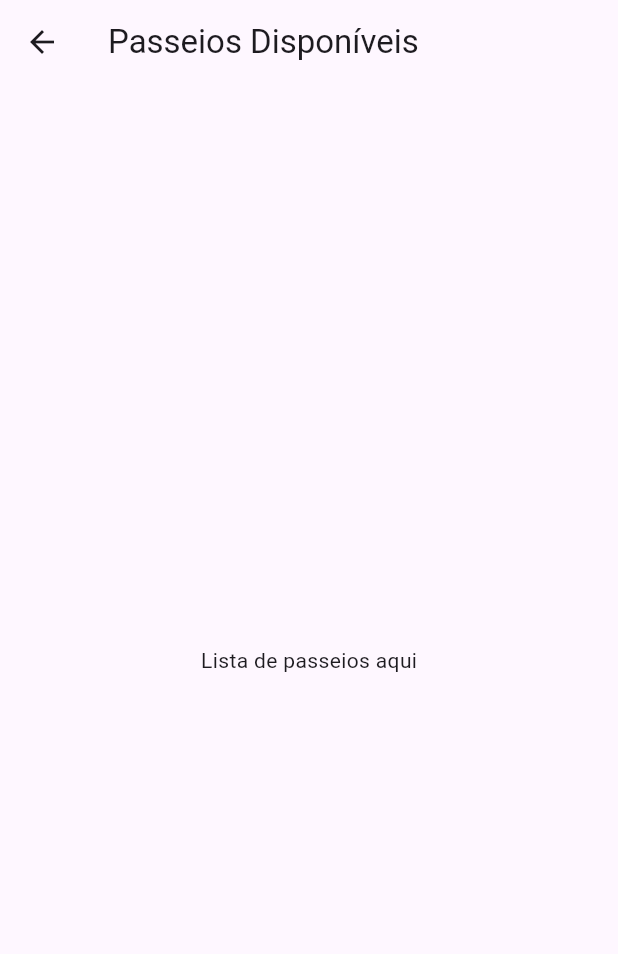
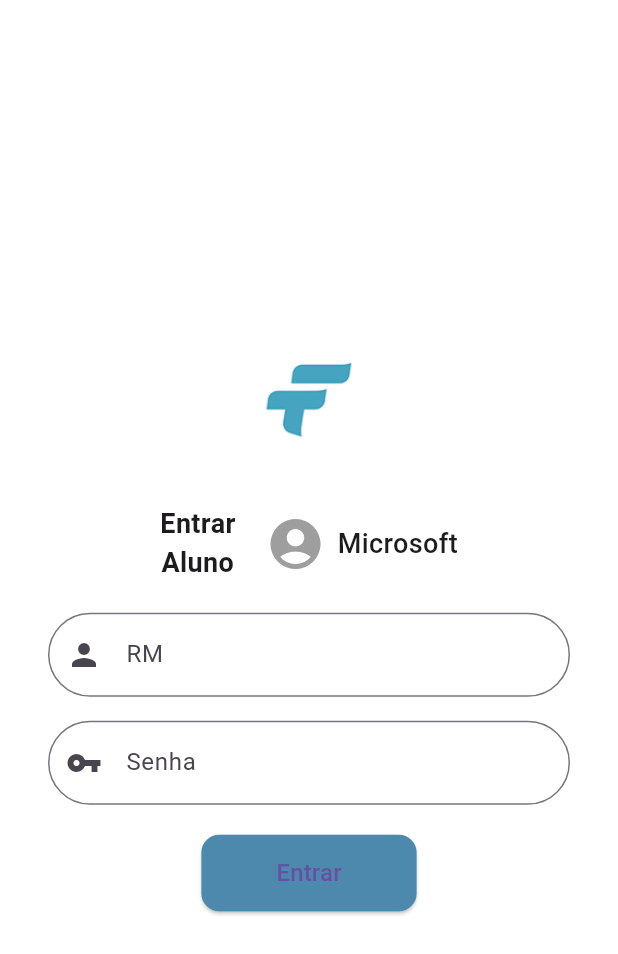
Before and after one commit to JoaoMotaSilva10/fieb_tours_flutter, a Flutter app: the HomeScreen screen opened directly, after a tap on "Acessar", on a phone screen of 412 x 824 dp. Shown: the top 954 px of the screen. Run offline on Flutter 3.47's test engine with Material 3 defaults, Android fonts, the phone set to English and light mode, and no system bars; Roboto replaces fonts that are missing (Arial).

Commit message:
algumas paradas to com preguiça

```diff
--- a/lib/screens/home_screen.dart
+++ b/lib/screens/home_screen.dart
@@ -1,24 +1,5 @@
+import 'package:fieb_tours_educativo_flutter/screens/login_screen.dart';
 import 'package:flutter/material.dart';
-
-void main() {
-  runApp(PasseiosApp());
-}
-
-class PasseiosApp extends StatelessWidget {
-  @override
-  Widget build(BuildContext context) {
-    return MaterialApp(
-      debugShowCheckedModeBanner: false,
-      title: 'Passeios Escolares',
-      theme: ThemeData(
-        primaryColor: Color(0xFF4C89AC),
-        scaffoldBackgroundColor: Color(0xFFEDEDED),
-        fontFamily: 'Arial',
-      ),
-      home: HomeScreen(),
-    );
-  }
-}
 
 class HomeScreen extends StatelessWidget {
   @override
@@ -33,7 +14,11 @@ class HomeScreen extends StatelessWidget {
             color: Colors.white,
             borderRadius: BorderRadius.circular(20),
             boxShadow: [
-              BoxShadow(color: Colors.black26, blurRadius: 6, offset: Offset(0, 4))
+              BoxShadow(
+                color: Colors.black26,
+                blurRadius: 6,
+                offset: Offset(0, 4),
+              ),
             ],
           ),
           child: Column(
@@ -66,19 +51,25 @@ class HomeScreen extends StatelessWidget {
                   // Navegar para a tela de passeios
                   Navigator.push(
                     context,
-                    MaterialPageRoute(builder: (context) => PasseiosDisponiveisScreen()),
+                    MaterialPageRoute(builder: (context) => LoginScreen()),
                   );
                 },
                 style: ElevatedButton.styleFrom(
-                  primary: Color(0xFF4C89AC),
+                  backgroundColor: Color(0xFF4C89AC),
                   elevation: 4,
                   shape: RoundedRectangleBorder(
                     borderRadius: BorderRadius.circular(10),
                   ),
                 ),
                 child: Padding(
-                  padding: const EdgeInsets.symmetric(horizontal: 24.0, vertical: 12),
-                  child: Text('Acessar', style: TextStyle(fontWeight: FontWeight.bold)),
+                  padding: const EdgeInsets.symmetric(
+                    horizontal: 24.0,
+                    vertical: 12,
+                  ),
+                  child: Text(
+                    'Acessar',
+                    style: TextStyle(fontWeight: FontWeight.bold),
+                  ),
                 ),
               ),
             ],
@@ -88,14 +79,3 @@ class HomeScreen extends StatelessWidget {
     );
   }
 }
-
-// Provisória: Tela de passeios
-class PasseiosDisponiveisScreen extends StatelessWidget {
-  @override
-  Widget build(BuildContext context) {
-    return Scaffold(
-      appBar: AppBar(title: Text('Passeios Disponíveis')),
-      body: Center(child: Text('Lista de passeios aqui')),
-    );
-  }
-}
--- /dev/null
+++ b/lib/screens/login_screen.dart
@@ -0,0 +1,80 @@
+import 'package:flutter/material.dart';
+import 'menu_screen.dart';
+
+class LoginScreen extends StatelessWidget {
+  final TextEditingController rmController = TextEditingController();
+  final TextEditingController senhaController = TextEditingController();
+
+  @override
+  Widget build(BuildContext context) {
+    return Scaffold(
+      backgroundColor: Colors.white,
+      body: Padding(
+        padding: const EdgeInsets.symmetric(horizontal: 32.0),
+        child: Center(
+          child: Column(
+            mainAxisSize: MainAxisSize.min,
+            children: [
+              Image.asset(
+                'assets/images/logo.png', // Substitua pelo seu logo real
+                height: 100,
+              ),
+              const SizedBox(height: 20),
+              Row(
+                mainAxisAlignment: MainAxisAlignment.center,
+                children: const [
+                  Text('Entrar\nAluno',
+                      textAlign: TextAlign.center,
+                      style: TextStyle(fontSize: 18, fontWeight: FontWeight.w600)),
+                  SizedBox(width: 20),
+                  Icon(Icons.account_circle, size: 40, color: Colors.grey),
+                  SizedBox(width: 8),
+                  Text('Microsoft',
+                      style: TextStyle(fontSize: 18, fontWeight: FontWeight.w500)),
+                ],
+              ),
+              const SizedBox(height: 20),
+              TextField(
+                controller: rmController,
+                decoration: InputDecoration(
+                  prefixIcon: Icon(Icons.person),
+                  labelText: 'RM',
+                  border: OutlineInputBorder(borderRadius: BorderRadius.circular(30)),
+                ),
+              ),
+              const SizedBox(height: 16),
+              TextField(
+                controller: senhaController,
+                obscureText: true,
+                decoration: InputDecoration(
+                  prefixIcon: Icon(Icons.vpn_key),
+                  labelText: 'Senha',
+                  border: OutlineInputBorder(borderRadius: BorderRadius.circular(30)),
+                ),
+              ),
+              const SizedBox(height: 20),
+              ElevatedButton(
+                onPressed: () {
+                  Navigator.pushReplacement(
+                    context,
+                    MaterialPageRoute(builder: (_) => MenuScreen()),
+                  );
+                },
+                style: ElevatedButton.styleFrom(
+                  backgroundColor: Color(0xFF4C89AC),
+                  padding: const EdgeInsets.symmetric(horizontal: 50, vertical: 14),
+                  shape: RoundedRectangleBorder(
+                      borderRadius: BorderRadius.circular(12)),
+                ),
+                child: const Text(
+                  'Entrar',
+                  style: TextStyle(fontSize: 16),
+                ),
+              ),
+            ],
+          ),
+        ),
+      ),
+    );
+  }
+}
```
Also changed, not shown: lib/main.dart (+10 -109 lines), lib/screens/avaliacoes_screen.dart (+11 -0 lines), lib/screens/menu_screen.dart (added, +78 -0 lines), lib/screens/passeios_comprados_screen.dart (added, +11 -0 lines), lib/screens/passeios_disponiveis_screen.dart (+39 -0 lines), pubspec.yaml (+4 -4 lines), assets/images/logo.png (added), lib/screens/meus_passeios_screen.dart (deleted), 1 other file.
